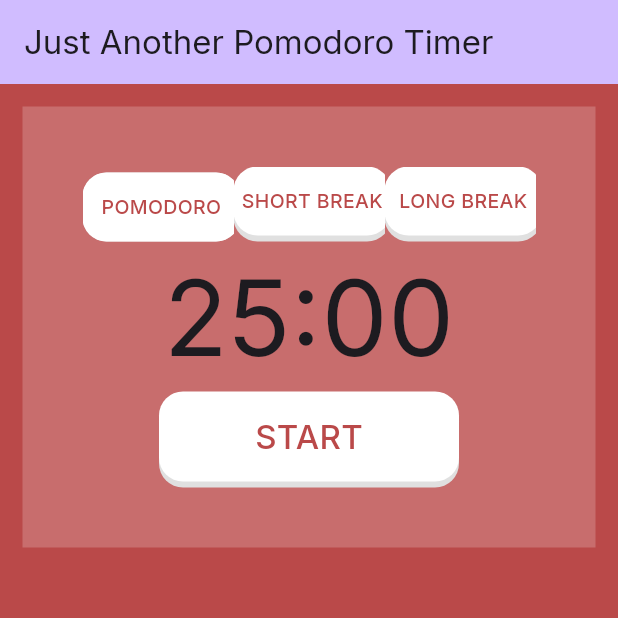
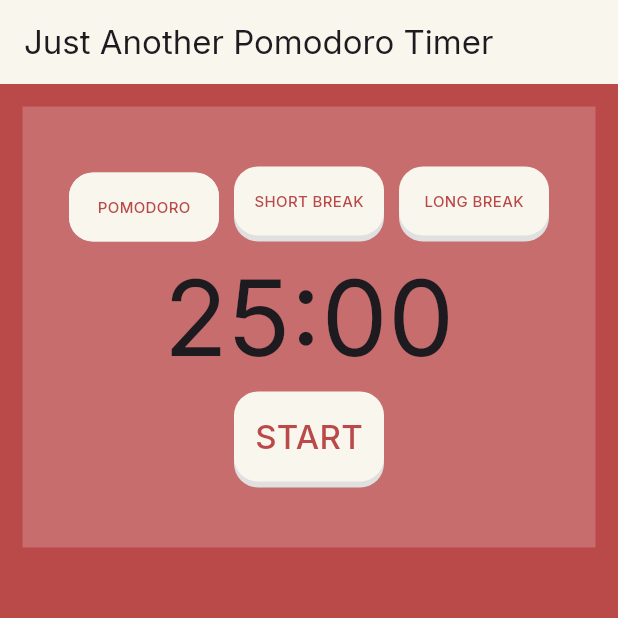
Before and after one commit to Marcellofabrizio/Tato, a Flutter app: the screen it shows after launch, on a phone screen of 412 x 824 dp, the top half of it. Run offline on Flutter 3.47's test engine with Material 3 defaults, Android fonts, the phone set to English and light mode, and no system bars; our stand-ins replace flutter_local_notifications, google_fonts, logger.

Commit message:
ajustes no front

```diff
--- a/lib/components/animated_button.dart
+++ b/lib/components/animated_button.dart
@@ -18,21 +18,7 @@ class AnimatedButton extends StatefulWidget {
   final bool tapToggleEnabled;
   final bool initiallyToggled;
 
-  const AnimatedButton(
-      {super.key,
-      required this.onToggle,
-      required this.onPressed,
-      required this.child,
-      this.enabled = true,
-      this.color = Colors.blue,
-      this.height = 64,
-      this.shadowDegree = ShadowDegree.light,
-      this.width = 200,
-      this.duration = 70,
-      this.shape = BoxShape.rectangle,
-      this.tapToggleEnabled = true,
-      this.initiallyToggled = false})
-      : assert(child != null);
+  const AnimatedButton({super.key, required this.onToggle, required this.onPressed, required this.child, this.enabled = true, this.color = Colors.blue, this.height = 64, this.shadowDegree = ShadowDegree.light, this.width = 200, this.duration = 70, this.shape = BoxShape.rectangle, this.tapToggleEnabled = true, this.initiallyToggled = false}) : assert(child != null);
 
   @override
   AnimatedButtonState createState() => AnimatedButtonState();
@@ -65,7 +51,7 @@ class AnimatedButtonState extends State<AnimatedButton> {
       onTap: widget.enabled ? _pressed : null,
       onTapCancel: widget.enabled ? _unPressed : null,
       child: SizedBox(
-        width: widget.width,
+        width: 100,
         height: height + _shadowHeight,
         child: Stack(
           children: <Widget>[
@@ -73,11 +59,9 @@ class AnimatedButtonState extends State<AnimatedButton> {
               bottom: 0,
               child: Container(
                 height: height,
-                width: widget.width,
+                width: 100,
                 decoration: BoxDecoration(
-                    color: widget.enabled
-                        ? darken(widget.color, widget.shadowDegree)
-                        : darken(Colors.grey, widget.shadowDegree),
+                    color: widget.enabled ? darken(widget.color, widget.shadowDegree) : darken(Colors.grey, widget.shadowDegree),
                     borderRadius: widget.shape != BoxShape.circle
                         ? const BorderRadius.all(
                             Radius.circular(16),
@@ -92,9 +76,9 @@ class AnimatedButtonState extends State<AnimatedButton> {
               bottom: _position,
               child: Container(
                 height: height,
-                width: widget.width,
+                width: 100,
                 decoration: BoxDecoration(
-                    color: widget.enabled ? widget.color : Colors.grey,
+                    color: widget.enabled ? const Color(0xFFF9F6EE) : Colors.grey,
                     borderRadius: widget.shape != BoxShape.circle
                         ? const BorderRadius.all(
                             Radius.circular(16),
--- a/lib/main.dart
+++ b/lib/main.dart
@@ -11,6 +11,8 @@ Future<void> main() async {
   runApp(const MainApp());
 }
 
+final chaveDeNavegacao = GlobalKey<NavigatorState>();
+
 class MainApp extends StatefulWidget {
   const MainApp({super.key});
 
@@ -23,6 +25,11 @@ class _MainAppState extends State<MainApp> {
   Widget build(BuildContext context) {
     return MaterialApp(
       title: 'Flutter Demo',
+      routes: {
+        '/aviso': (context) => const MyHomePage(
+              title: 'Just Another Pomodoro Timer',
+            ),
+      },
       theme: ThemeData(
         fontFamily: GoogleFonts.inter().fontFamily,
         scaffoldBackgroundColor: AppStyles.primaryColor,
--- a/lib/pages/home_page.dart
+++ b/lib/pages/home_page.dart
@@ -35,6 +35,13 @@ enum Step { pomodoro, shortBreak, longBreak }
 Step currentStep = Step.pomodoro;
 
 class _MyHomePageState extends State<MyHomePage> {
+
+  @override
+  void initState() {
+    super.initState();
+  }
+
+
   int pomodoroStepCounter = 0;
 
   bool _isButtonToggled = false;
@@ -42,30 +49,17 @@ class _MyHomePageState extends State<MyHomePage> {
 
   Color backgroundColor = AppStyles.primaryColor;
 
-  final GlobalKey<AnimatedButtonState> _mainButtonKey =
-      GlobalKey<AnimatedButtonState>();
-  final GlobalKey<AnimatedButtonState> _pomodoroButtonKey =
-      GlobalKey<AnimatedButtonState>();
-  final GlobalKey<AnimatedButtonState> _shortBreakButtonKey =
-      GlobalKey<AnimatedButtonState>();
-  final GlobalKey<AnimatedButtonState> _longBreakButtonKey =
-      GlobalKey<AnimatedButtonState>();
+  final GlobalKey<AnimatedButtonState> _mainButtonKey = GlobalKey<AnimatedButtonState>();
+  final GlobalKey<AnimatedButtonState> _pomodoroButtonKey = GlobalKey<AnimatedButtonState>();
+  final GlobalKey<AnimatedButtonState> _shortBreakButtonKey = GlobalKey<AnimatedButtonState>();
+  final GlobalKey<AnimatedButtonState> _longBreakButtonKey = GlobalKey<AnimatedButtonState>();
 
   int duration = 1500000;
-  final _pomodoroDuration = 1500000;
+  final _pomodoroDuration = 10000; //1500000;
   final _shortBreakDuration = 300000;
   final _longBreakDuration = 900000;
 
-  final _timerSteps = [
-    Step.pomodoro,
-    Step.shortBreak,
-    Step.pomodoro,
-    Step.shortBreak,
-    Step.pomodoro,
-    Step.shortBreak,
-    Step.pomodoro,
-    Step.longBreak
-  ];
+  final _timerSteps = [Step.pomodoro, Step.shortBreak, Step.pomodoro, Step.shortBreak, Step.pomodoro, Step.shortBreak, Step.pomodoro, Step.longBreak];
 
   late Isolate timerIsolate;
 
@@ -74,27 +68,30 @@ class _MyHomePageState extends State<MyHomePage> {
     return Scaffold(
       backgroundColor: backgroundColor,
       appBar: AppBar(
-        backgroundColor: Theme.of(context).colorScheme.inversePrimary,
+        backgroundColor: const Color(0xFFF9F6EE),
         title: Text(widget.title),
       ),
       body: Center(
+        child: SizedBox(
+          width: MediaQuery.of(context).size.width,
           child: Column(
             mainAxisAlignment: MainAxisAlignment.start,
             children: <Widget>[
               Container(
+                  width: double.infinity,
                   margin: const EdgeInsets.all(15.0),
-                padding: const EdgeInsets.all(40.0),
+                  padding: const EdgeInsets.only(top: 40, bottom: 40),
                   // decoration:
                   //     BoxDecoration(border: Border.all(color: Colors.blueAccent)),
                   color: const Color.fromARGB(50, 255, 255, 255),
                   child: Column(children: <Widget>[
-                  Center(
-                    child: Row(
+                    Row(
+                      mainAxisAlignment: MainAxisAlignment.center,
                       children: [
-                        Expanded(
+                        IntrinsicWidth(
                           child: AnimatedButton(
                               key: _pomodoroButtonKey,
-                                width: 105,
+                              // width: 105,
                               height: 50,
                               color: Colors.white,
                               onPressed: () async {},
@@ -110,15 +107,18 @@ class _MyHomePageState extends State<MyHomePage> {
                               child: Text(
                                 'POMODORO',
                                 style: TextStyle(
-                                    fontSize: 13,
+                                  fontSize: 10,
                                   color: backgroundColor,
                                   fontWeight: FontWeight.w500,
                                 ),
-                                ))),
-                        Expanded(
-                          child: AnimatedButton(
+                              )),
+                        ),
+                        SizedBox(
+                          width: 10,
+                        ),
+                        AnimatedButton(
                           key: _shortBreakButtonKey,
-                              width: 105,
+                          // width: 105,
                           height: 50,
                           color: Colors.white,
                           onPressed: () async {},
@@ -133,16 +133,18 @@ class _MyHomePageState extends State<MyHomePage> {
                           child: Text(
                             'SHORT BREAK',
                             style: TextStyle(
-                                  fontSize: 13,
+                              fontSize: 10,
                               color: backgroundColor,
                               fontWeight: FontWeight.w500,
                             ),
-                              )),
                           ),
-                        Expanded(
-                          child: AnimatedButton(
+                        ),
+                        SizedBox(
+                          width: 10,
+                        ),
+                        AnimatedButton(
                           key: _longBreakButtonKey,
-                              width: 105,
+                          // width: 105,
                           height: 50,
                           color: Colors.white,
                           onPressed: () async {},
@@ -157,14 +159,13 @@ class _MyHomePageState extends State<MyHomePage> {
                           child: Text(
                             'LONG BREAK',
                             style: TextStyle(
-                                  fontSize: 13,
+                              fontSize: 10,
                               color: backgroundColor,
                               fontWeight: FontWeight.w500,
                             ),
-                              )),
+                          ),
                         ),
                       ],
-                    ),
                     ),
                     Text(
                       formatDuration(duration),
@@ -194,6 +195,7 @@ class _MyHomePageState extends State<MyHomePage> {
                         )),
                   ]))
             ],
+          ),
         ),
       ),
     );
@@ -248,8 +250,7 @@ class _MyHomePageState extends State<MyHomePage> {
     log('Initiating Isolate');
 
     final ReceivePort receivePort = ReceivePort();
-    timerIsolate =
-        await Isolate.spawn(isolateMain, [receivePort.sendPort, duration]);
+    timerIsolate = await Isolate.spawn(isolateMain, [receivePort.sendPort, duration]);
 
     final sendPort = await receivePort.first as SendPort;
     final answerPort = ReceivePort();
@@ -263,8 +264,7 @@ class _MyHomePageState extends State<MyHomePage> {
         });
       } else {
         pomodoroStepCounter++;
-        pomodoroStepCounter =
-            pomodoroStepCounter % _timerSteps.length; // round robin
+        pomodoroStepCounter = pomodoroStepCounter % _timerSteps.length; // round robin
         currentStep = _timerSteps[pomodoroStepCounter];
 
         switch (currentStep) {
@@ -302,18 +302,13 @@ class _MyHomePageState extends State<MyHomePage> {
 void handleNotification() {
   switch (currentStep) {
     case Step.pomodoro:
-      NotificationService().showNotification(
-          title: 'Hora de Foco', body: 'É hora de focar nas suas tarefas!');
+      NotificationService().showNotification(title: 'Hora de Foco', body: 'É hora de focar nas suas tarefas!');
       break;
     case Step.shortBreak:
-      NotificationService().showNotification(
-          title: 'Hora de Uma Pausa',
-          body: 'É hora de parar e fazer uma pausa!');
+      NotificationService().showNotification(title: 'Hora de Uma Pausa', body: 'É hora de parar e fazer uma pausa!');
       break;
     case Step.longBreak:
-      NotificationService().showNotification(
-          title: 'Hora de Uma Pausa Longa',
-          body: 'É hora de parar e fazer uma pausa longa!');
+      NotificationService().showNotification(title: 'Hora de Uma Pausa Longa', body: 'É hora de parar e fazer uma pausa longa!');
       break;
   }
 }
--- a/lib/services/notification_service.dart
+++ b/lib/services/notification_service.dart
@@ -1,40 +1,45 @@
+import 'dart:developer';
+
 import 'package:flutter_local_notifications/flutter_local_notifications.dart';
+import 'package:logger/web.dart';
+import 'package:tato/main.dart';
 
 class NotificationService {
-  final FlutterLocalNotificationsPlugin notificationsPlugin =
-      FlutterLocalNotificationsPlugin();
+  final FlutterLocalNotificationsPlugin notificationsPlugin = FlutterLocalNotificationsPlugin();
 
   Future<void> initNotification() async {
-    AndroidInitializationSettings initializationSettingsAndroid =
-        const AndroidInitializationSettings('pomodoro');
+    AndroidInitializationSettings initializationSettingsAndroid = const AndroidInitializationSettings('pomodoro');
 
     var initializationSettingsIOS = DarwinInitializationSettings(
-        requestAlertPermission: true,
-        requestBadgePermission: true,
-        requestSoundPermission: true,
-        onDidReceiveLocalNotification:
-            (int id, String? title, String? body, String? payload) async {});
+      requestAlertPermission: true,
+      requestBadgePermission: true,
+      requestSoundPermission: true,
+      onDidReceiveLocalNotification: (int id, String? title, String? body, String? payload) async {
+        log('aquiii');
+      },
+    );
 
-    var initializationSettings = InitializationSettings(
-        android: initializationSettingsAndroid, iOS: initializationSettingsIOS);
-    await notificationsPlugin.initialize(initializationSettings,
-        onDidReceiveNotificationResponse: notificationResponseHandler);
+    var initializationSettings = InitializationSettings(android: initializationSettingsAndroid, iOS: initializationSettingsIOS);
+    await notificationsPlugin.initialize(initializationSettings, onDidReceiveNotificationResponse: notificationResponseHandler);
   }
 
   notificationResponseHandler(NotificationResponse notificationResponse) {
-    return notificationResponse.payload;
+    final String? payload = notificationResponse.payload;
+
+    if (payload != null) {
+      Logger().i("não é null");
+    } else {
+      Logger().i("é null");
+    }
+
+    chaveDeNavegacao.currentState?.pushNamed('/', arguments: "veio");
   }
 
   notificationDetails() {
-    return const NotificationDetails(
-        android: AndroidNotificationDetails('channelId', 'channelName',
-            importance: Importance.max),
-        iOS: DarwinNotificationDetails());
+    return const NotificationDetails(android: AndroidNotificationDetails('channelId', 'channelName', importance: Importance.max), iOS: DarwinNotificationDetails());
   }
 
-  Future showNotification(
-      {int id = 0, String? title, String? body, String? payLoad}) async {
-    return notificationsPlugin.show(
-        id, title, body, await notificationDetails());
+  Future showNotification({int id = 0, String? title, String? body, String? payLoad}) async {
+    return notificationsPlugin.show(id, title, body, await notificationDetails());
   }
 }
```
Also changed, not shown: 12 other files. Lines whose indentation alone changed are shown as unchanged.
